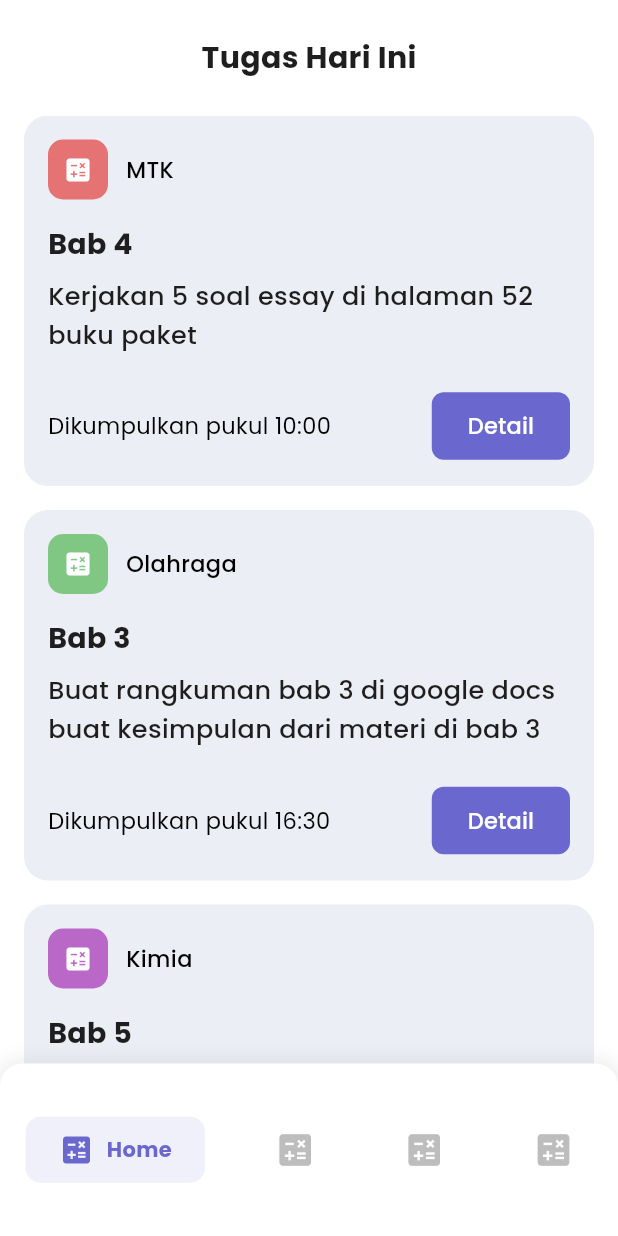
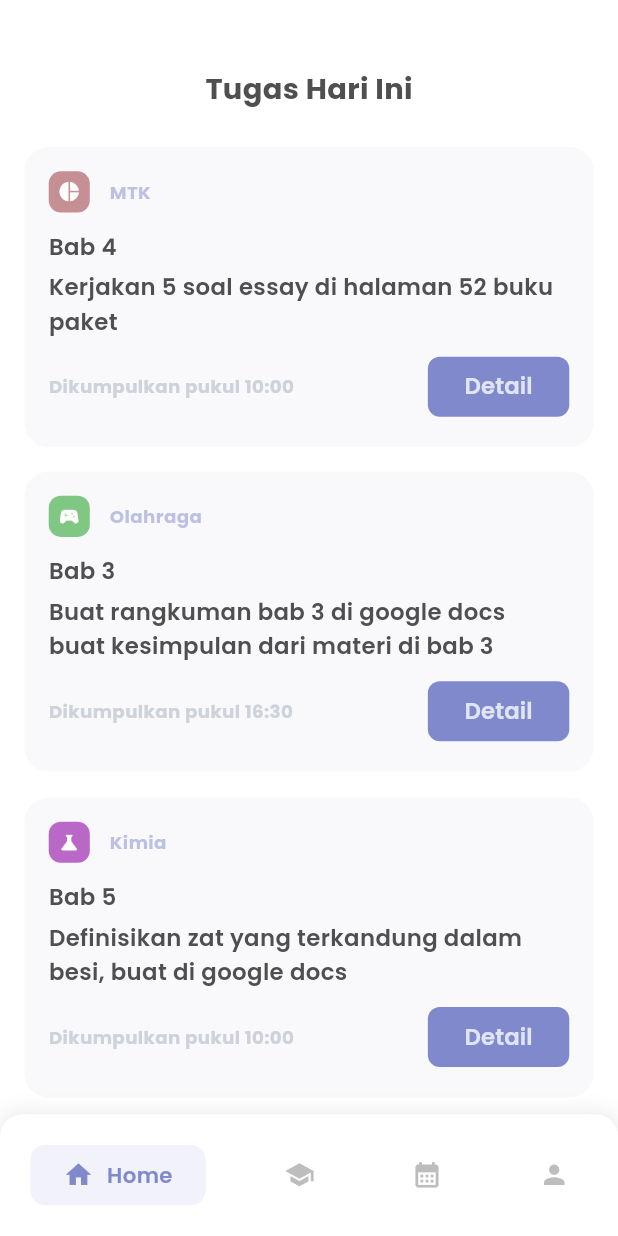
Before and after one commit to moinulislam0/pinterest_ui, a Flutter app: the Design1 screen opened directly, on a phone screen of 412 x 824 dp. Run offline on Flutter 3.47's test engine with Material 3 defaults, Android fonts, the phone set to English and light mode, and no system bars; our stand-ins replace flutter_screenutil, flutter_svg.

Commit message:
mobiel ui design updated

```diff
--- a/lib/Mobile Ui/design1.dart
+++ b/lib/Mobile Ui/design1.dart
@@ -1,4 +1,5 @@
 import 'package:flutter/material.dart';
+import 'package:flutter_screenutil/flutter_screenutil.dart';
 import 'package:pinterest_ui/core/colors.dart';
 import 'package:pinterest_ui/core/icons.dart';
 
@@ -9,40 +10,38 @@ class Design1 extends StatelessWidget {
   Widget build(BuildContext context) {
     return Scaffold(
       backgroundColor: Colors.white,
-      body: SafeArea(
-        child: Column(
+      body: Column(
         children: [
           // Header Section
-            const Padding(
-              padding: EdgeInsets.symmetric(vertical: 24.0, horizontal: 16.0),
+          Padding(
+            padding: EdgeInsets.only(left: 16, right: 16, top: 45, bottom: 25),
             child: Text(
               'Tugas Hari Ini',
               style: TextStyle(
-                  fontSize: 20,
+                fontSize: 19.sp,
                 fontWeight: FontWeight.bold,
-                  color: AppColors.primaryText,
+                color: AppColors.secondaryMu,
               ),
             ),
           ),
           // Task List Section
           Expanded(
             child: ListView(
-                padding: const EdgeInsets.symmetric(horizontal: 16.0),
-                children: const [
+              padding: EdgeInsets.symmetric(horizontal: 16.r),
+              children: [
                 TaskCard(
                   subject: 'MTK',
-                    icon: AppIcons.homeIconss, // Placeholder icon
+                  icon: Icons.pie_chart, // Placeholder icon
                   iconBackgroundColor: AppColors.mtkIconBackground,
                   iconForegroundColor: AppColors.mtkIconForeground,
                   chapter: 'Bab 4',
-                    description:
-                        'Kerjakan 5 soal essay di halaman 52 buku paket',
+                  description: 'Kerjakan 5 soal essay di halaman 52 buku paket',
                   dueDate: 'Dikumpulkan pukul 10:00',
                 ),
-                  SizedBox(height: 16),
+                SizedBox(height: 16.h),
                 TaskCard(
                   subject: 'Olahraga',
-                    icon: AppIcons.homeIconss, // Placeholder icon
+                  icon: Icons.sports_esports, // Placeholder icon
                   iconBackgroundColor: AppColors.olahragaIconBackground,
                   iconForegroundColor: AppColors.olahragaIconForeground,
                   chapter: 'Bab 3',
@@ -50,10 +49,10 @@ class Design1 extends StatelessWidget {
                       'Buat rangkuman bab 3 di google docs\nbuat kesimpulan dari materi di bab 3',
                   dueDate: 'Dikumpulkan pukul 16:30',
                 ),
-                  SizedBox(height: 16),
+                SizedBox(height: 17.h),
                 TaskCard(
                   subject: 'Kimia',
-                    icon: AppIcons.homeIconss, // Placeholder icon
+                  icon: Icons.science, // Placeholder icon
                   iconBackgroundColor: AppColors.kimiaIconBackground,
                   iconForegroundColor: AppColors.kimiaIconForeground,
                   chapter: 'Bab 5',
@@ -61,15 +60,14 @@ class Design1 extends StatelessWidget {
                       'Definisikan zat yang terkandung dalam\nbesi, buat di google docs',
                   dueDate: 'Dikumpulkan pukul 10:00',
                 ),
-                  SizedBox(height: 70),
+                SizedBox(height: 70.h),
               ],
             ),
           ),
         ],
       ),
-      ),
       // Bottom Navigation Bar
-      bottomNavigationBar: CustomBottomNavBar(),
+      bottomNavigationBar: SafeArea(child: CustomBottomNavBar()),
     );
   }
 }
@@ -98,10 +96,10 @@ class TaskCard extends StatelessWidget {
   @override
   Widget build(BuildContext context) {
     return Container(
-      padding: const EdgeInsets.all(16.0),
+      padding: EdgeInsets.all(16.sp),
       decoration: BoxDecoration(
-        color: AppColors.d1CardbgColor,
-        borderRadius: BorderRadius.circular(16.0),
+        color: AppColors.primaryColorMu.withValues(alpha: .05),
+        borderRadius: BorderRadius.circular(16.sp),
       ),
       child: Column(
         crossAxisAlignment: CrossAxisAlignment.start,
@@ -109,76 +107,78 @@ class TaskCard extends StatelessWidget {
           Row(
             children: [
               Container(
-                padding: const EdgeInsets.all(10.0),
+                padding: EdgeInsets.all(6.sp),
                 decoration: BoxDecoration(
                   color: iconForegroundColor,
-                  borderRadius: BorderRadius.circular(10.0),
+                  borderRadius: BorderRadius.circular(8.r),
                 ),
                 child: Container(
                   decoration: BoxDecoration(
-                    borderRadius: BorderRadius.circular(20),
+                    borderRadius: BorderRadius.circular(20.r),
                   ),
-                  child: Icon(icon, color: Colors.white, size: 20.0),
+                  child: Icon(icon, color: Colors.white, size: 15.sp),
                 ),
               ),
-              const SizedBox(width: 12),
+              SizedBox(width: 12.w),
               Text(
                 subject,
-                style: const TextStyle(
-                  fontSize: 15,
-                  fontWeight: FontWeight.w500,
-                  color: AppColors.secondaryText,
+                style: TextStyle(
+                  fontSize: 12.sp,
+                  fontWeight: FontWeight.w700,
+                  color: AppColors.primaryColorMu.withOpacity(0.5),
                 ),
               ),
             ],
           ),
-          const SizedBox(height: 16),
+          SizedBox(height: 12.h),
           Text(
             chapter,
-            style: const TextStyle(
-              fontSize: 19,
-              fontWeight: FontWeight.bold,
-              color: AppColors.primaryText,
+            style: TextStyle(
+              fontSize: 15.r,
+              fontWeight: FontWeight.w600,
+              color: AppColors.secondaryMu,
+            ),
+          ),
+          const SizedBox(height: 4),
+          Text(
+            description,
+            style: TextStyle(
+              fontSize: 15.r,
+              fontWeight: FontWeight.w600,
+              color: AppColors.secondaryMu,
+              height: 1.5,
             ),
           ),
           const SizedBox(height: 8),
-          Text(
-            description,
-            style: const TextStyle(
-              fontSize: 17,
-              fontWeight: FontWeight.w500,
-              color: AppColors.primaryText,
-              height: 1.5,
-            ),
-          ),
-          const SizedBox(height: 24),
           Row(
             mainAxisAlignment: MainAxisAlignment.spaceBetween,
             children: [
               Text(
                 dueDate,
-                style: const TextStyle(
-                  fontSize: 15,
-                  color: AppColors.secondaryText,
-                ),
+                style: TextStyle(
+                    fontSize: 12.sp,
+                    fontWeight: FontWeight.w700,
+                    color: const Color.fromARGB(255, 206, 211, 219)),
               ),
               ElevatedButton(
                 onPressed: () {},
                 style: ElevatedButton.styleFrom(
-                  backgroundColor: AppColors.buttonBackground,
+                  backgroundColor: AppColors.primaryColorMu,
                   foregroundColor: AppColors.buttonText,
                   shape: RoundedRectangleBorder(
                     borderRadius: BorderRadius.circular(8.0),
                   ),
-                  padding: const EdgeInsets.symmetric(
-                    horizontal: 24,
-                    vertical: 12,
+                  padding: EdgeInsets.symmetric(
+                    horizontal: 24.r,
                   ),
                   elevation: 0,
                 ),
-                child: const Text(
+                child: Text(
                   'Detail',
-                  style: TextStyle(fontSize: 15, fontWeight: FontWeight.w500),
+                  style: TextStyle(
+                      fontSize: 15.sp,
+                      color: AppColors.whiteGreyMu,
+                      fontWeight: FontWeight.w600),
                 ),
               ),
             ],
@@ -200,10 +200,10 @@ class CustomBottomNavBarState extends State<CustomBottomNavBar> {
   int _selectedIndex = 0;
 
   static const List<Map<String, dynamic>> _navBarItems = [
-    {'icon': AppIcons.homeIconss, 'label': 'Home'},
-    {'icon': AppIcons.homeIconss, 'label': 'Tugas'},
-    {'icon': AppIcons.homeIconss, 'label': 'Jadwal'},
-    {'icon': AppIcons.homeIconss, 'label': 'Profile'},
+    {'icon': Icons.home, 'label': 'Home'},
+    {'icon': Icons.school, 'label': 'Tugas'},
+    {'icon': Icons.calendar_month, 'label': 'Jadwal'},
+    {'icon': Icons.person, 'label': 'Profile'},
   ];
 
   void _onItemTapped(int index) {
@@ -215,7 +215,7 @@ class CustomBottomNavBarState extends State<CustomBottomNavBar> {
   @override
   Widget build(BuildContext context) {
     return Container(
-      height: 115,
+      height: 80.h,
       decoration: BoxDecoration(
         color: AppColors.buttonText,
         borderRadius: const BorderRadius.only(
@@ -238,39 +238,39 @@ class CustomBottomNavBarState extends State<CustomBottomNavBar> {
 
           return GestureDetector(
             onTap: () => _onItemTapped(index),
-
             behavior: HitTestBehavior.translucent,
-            child:
-                isSelected
+            child: isSelected
                 ? Container(
                     padding: const EdgeInsets.symmetric(
                       horizontal: 22,
                       vertical: 10,
                     ),
                     decoration: BoxDecoration(
-                        color: AppColors.buttonBackground.withOpacity(0.1),
+                      color: AppColors.primaryColorMu.withOpacity(0.1),
                       borderRadius: BorderRadius.circular(10),
                     ),
                     child: Row(
                       children: [
-                          Icon(item['icon'], color: AppColors.navBarSelected),
-                          const SizedBox(width: 8),
+                        Icon(item['icon'],
+                            size: 20.sp, color: AppColors.primaryColorMu),
+                        SizedBox(width: 8.w),
                         Text(
                           item['label'],
-                            style: const TextStyle(
-                              color: AppColors.navBarSelected,
-                              fontWeight: FontWeight.bold,
+                          style: TextStyle(
+                            fontSize: 14.sp,
+                            color: AppColors.primaryColorMu,
+                            fontWeight: FontWeight.w600,
                           ),
                         ),
                       ],
                     ),
                   )
                 : Padding(
-                      padding: const EdgeInsets.all(12.0),
+                    padding: EdgeInsets.all(12.sp),
                     child: Icon(
                       item['icon'],
                       color: AppColors.navBarUnselected,
-                        size: 28,
+                      size: 20.sp,
                     ),
                   ),
           );
--- a/lib/core/colors.dart
+++ b/lib/core/colors.dart
@@ -1,6 +1,12 @@
 import 'package:flutter/material.dart';
 
 class AppColors {
+  //Mobile Ui All Colors
+  static const Color primaryColorMu = Color(0xFF8089cc);
+  static const Color textGrey = Color.fromARGB(255, 110, 112, 114);
+  static const Color textGrey1 = Color(0xFFB7BBC0);
+  static const Color secondaryMu = Color.fromARGB(255, 79, 79, 80);
+  static const Color whiteGreyMu = Color.fromARGB(255, 224, 229, 243);
   // ==== EXISTING COLORS ====
   static const Color d1CardbgColor = Color.fromARGB(255, 236, 238, 245);
   static const Color background = Color(0xFFF3F4FB);
@@ -14,7 +20,7 @@ class AppColors {
   static const Color buttonBackground = Color(0xFF6A67CE);
   static const Color buttonText = Color(0xFFFFFFFF);
   static const Color mtkIconBackground = Color(0xFFFCEEEE);
-  static const Color mtkIconForeground = Color(0xFFE57373);
+  static const Color mtkIconForeground = Color.fromARGB(255, 197, 144, 148);
   static const Color olahragaIconBackground = Color(0xFFE8F5E9);
   static const Color olahragaIconForeground = Color(0xFF81C784);
   static const Color kimiaIconBackground = Color(0xFFF3E5F5);
@@ -25,13 +31,23 @@ class AppColors {
 
   // Subject icon background colors
   static const Color mtkBg = Color(0xFFFCEEEE);
+  static const Color mtkBg1 = Color.fromARGB(255, 206, 149, 149);
   static const Color bindoBg = Color(0xFFE3E7FE);
+  static const Color bindoBg1 = Color.fromARGB(255, 146, 160, 243);
   static const Color binggrisBg = Color(0xFFE0F7FA);
+  static const Color binggrisBg1 = Color.fromARGB(255, 120, 184, 192);
   static const Color fisikaBg = Color(0xFFFFF3E0);
+  static const Color fisikaBg1 = Color.fromARGB(255, 241, 188, 101);
   static const Color kimiaBg = Color(0xFFF3E5F5);
+  static const Color kimiaBg1 = Color.fromARGB(255, 196, 179, 241);
   static const Color biologiBg = Color(0xFFE3F2FD);
+  static const Color biologiBg1 = Color.fromARGB(255, 148, 190, 219);
+
   static const Color olahragaBg = Color(0xFFE8F5E9);
+  static const Color olahragaBg1 = Color.fromARGB(255, 158, 230, 164);
+
   static const Color agamaBg = Color(0xFFF9FBE7);
+  static const Color agamaBg1 = Color.fromARGB(255, 166, 177, 74);
 
   static const Color accentColor = Color(0xFF6A5AE0);
   static const Color calendarDayText = Color(0xFFB0B0B0);
--- a/pubspec.yaml
+++ b/pubspec.yaml
@@ -12,6 +12,7 @@ dependencies:
   flutter:
     sdk: flutter
   flutter_svg: ^2.0.7
+  flutter_screenutil: ^5.9.3
   intl: ^0.19.0
 
 dev_dependencies:
```
Also changed, not shown: lib/Mobile Ui/design2.dart (+98 -72 lines), lib/Mobile Ui/design3.dart (+46 -42 lines), lib/main.dart (+11 -5 lines), pubspec.lock. Lines whose indentation alone changed are shown as unchanged.
